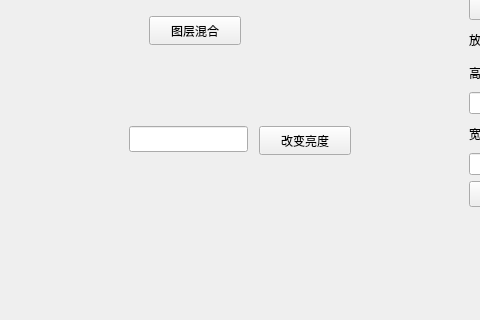
Qt form ImageWithUI/mainwindow.ui (Obj4ct/ImageWithUI) before a commit; both pictures show x 481 to 961 and y 227 to 547 of the 1384 by 738 pixel window.
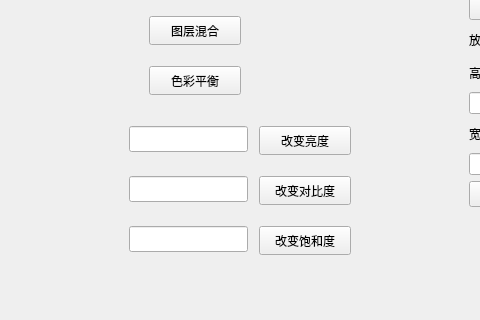
The same form after that commit.

Commit message: 优化了代码,把一些重复的操作集合成函数 例如,判断输入文本是否为空/数字 完成了色彩平衡,饱和度,对比度

```diff
--- a/ImageWithUI/mainwindow.ui
+++ b/ImageWithUI/mainwindow.ui
@@ -298,6 +298,68 @@
       </rect>
      </property>
     </widget>
+    <widget class="QPushButton" name="btn_contrast">
+     <property name="geometry">
+      <rect>
+       <x>160</x>
+       <y>380</y>
+       <width>92</width>
+       <height>29</height>
+      </rect>
+     </property>
+     <property name="text">
+      <string>改变对比度</string>
+     </property>
+    </widget>
+    <widget class="QLineEdit" name="lineEdit_contrast">
+     <property name="geometry">
+      <rect>
+       <x>30</x>
+       <y>380</y>
+       <width>119</width>
+       <height>26</height>
+      </rect>
+     </property>
+    </widget>
+    <widget class="QLineEdit" name="lineEdit_saturation">
+     <property name="geometry">
+      <rect>
+       <x>30</x>
+       <y>430</y>
+       <width>119</width>
+       <height>26</height>
+      </rect>
+     </property>
+     <property name="text">
+      <string/>
+     </property>
+    </widget>
+    <widget class="QPushButton" name="btn_saturation">
+     <property name="geometry">
+      <rect>
+       <x>160</x>
+       <y>430</y>
+       <width>92</width>
+       <height>29</height>
+      </rect>
+     </property>
+     <property name="text">
+      <string>改变饱和度</string>
+     </property>
+    </widget>
+    <widget class="QPushButton" name="btn_color_balance">
+     <property name="geometry">
+      <rect>
+       <x>50</x>
+       <y>270</y>
+       <width>92</width>
+       <height>29</height>
+      </rect>
+     </property>
+     <property name="text">
+      <string>色彩平衡</string>
+     </property>
+    </widget>
    </widget>
   </widget>
   <widget class="QMenuBar" name="menubar">
```
The commit also changes 5 other files.
